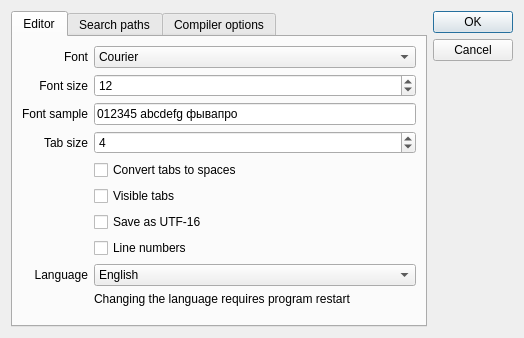
Above: preferencesdialog.ui from rosco-pc/pzst before the change. Below: the same form after it.
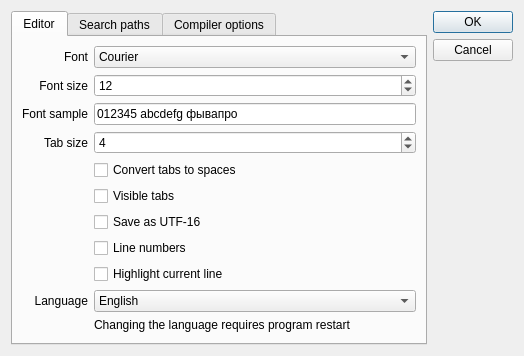
That is the form after the change. Icons and pictures are not drawn.

Commit message: current line marker

```diff
--- a/preferencesdialog.ui
+++ b/preferencesdialog.ui
@@ -71,7 +71,7 @@
          </property>
         </widget>
        </item>
-       <item row="10" column="1">
+       <item row="12" column="1">
         <spacer name="verticalSpacer">
          <property name="orientation">
           <enum>Qt::Vertical</enum>
@@ -138,7 +138,7 @@
          </property>
         </widget>
        </item>
-       <item row="8" column="1">
+       <item row="10" column="1">
         <widget class="QComboBox" name="language">
          <item>
           <property name="text">
@@ -152,7 +152,7 @@
          </item>
         </widget>
        </item>
-       <item row="8" column="0">
+       <item row="10" column="0">
         <widget class="QLabel" name="label_6">
          <property name="text">
           <string>Language</string>
@@ -162,7 +162,7 @@
          </property>
         </widget>
        </item>
-       <item row="9" column="1">
+       <item row="11" column="1">
         <widget class="QLabel" name="label_7">
          <property name="text">
           <string>Changing the language requires program restart</string>
@@ -183,6 +183,13 @@
          </property>
         </widget>
        </item>
+       <item row="9" column="1">
+        <widget class="QCheckBox" name="curLine">
+         <property name="text">
+          <string>Highlight current line</string>
+         </property>
+        </widget>
+       </item>
       </layout>
      </widget>
      <widget class="QWidget" name="tab">
```
Left out of the diff: 2 changed lines with no effect on the pictures. The commit also changes 4 other files.
